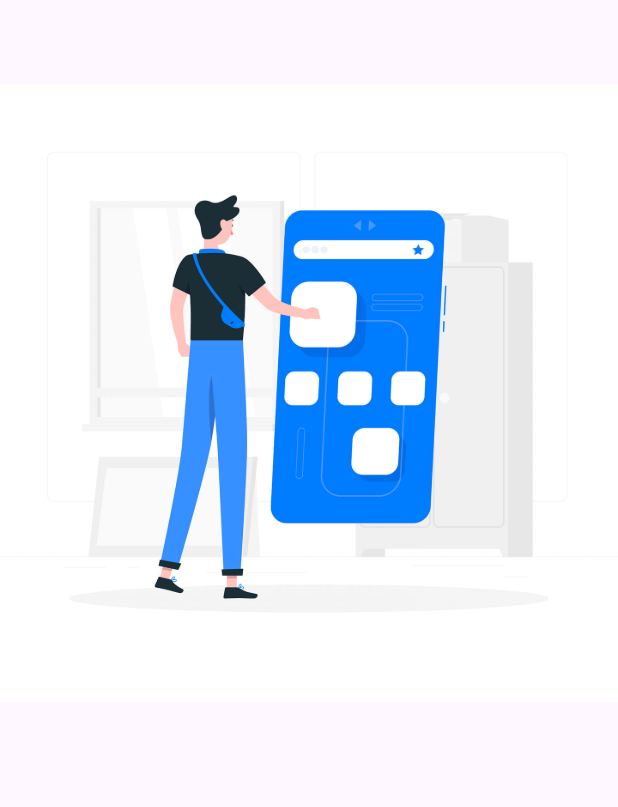
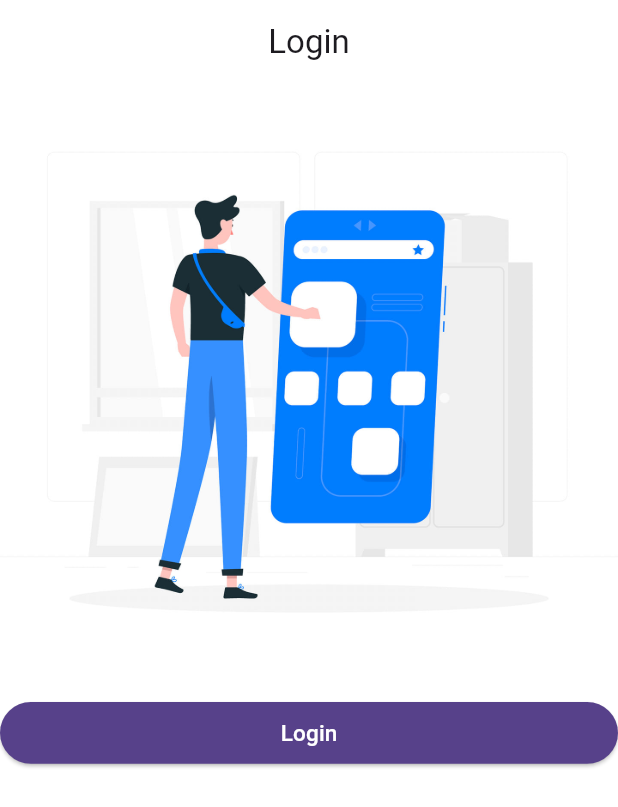
Before and after one commit to EslamMohsen110/loginapp, a Flutter app: the screen it shows after launch, on a phone screen of 412 x 824 dp. Shown: the top 807 px of the screen. Run offline on Flutter 3.47's test engine with Material 3 defaults, Android fonts, the phone set to English and light mode, and no system bars.

Commit message:
Add custom button in login view and title in app bar.

```diff
--- /dev/null
+++ b/lib/resourse/color_constants.dart
@@ -0,0 +1,7 @@
+import 'package:flutter/material.dart';
+
+class ColorConstants {
+  Color cPrimaryColor = Color.fromRGBO(87, 65, 138, 1);
+  Color cWhiteColor = Color.fromRGBO(255, 255, 255, 1.0);
+  Color cBlackColor = Color.fromRGBO(0, 0, 0, 1.0);
+}
--- a/lib/view/login_view.dart
+++ b/lib/view/login_view.dart
@@ -1,4 +1,5 @@
 import 'package:flutter/material.dart';
+import 'package:login/resourse/title_constants.dart';
 import 'package:login/widgets/login_view_widget.dart';
 
 class LoginView extends StatelessWidget {
@@ -7,7 +8,12 @@ class LoginView extends StatelessWidget {
   @override
   Widget build(BuildContext context) {
     return Scaffold(
-      appBar: AppBar(),
+      backgroundColor: Colors.white,
+      appBar: AppBar(
+        backgroundColor: Colors.white,
+        title: Text(TitleConstants.tLogin),
+        centerTitle: true,
+      ),
       body: LoginViewWidget(),
     );
   }
--- /dev/null
+++ b/lib/widgets/custom_button.dart
@@ -0,0 +1,28 @@
+import 'package:flutter/material.dart';
+import 'package:login/resourse/color_constants.dart';
+
+class CustomButton extends StatelessWidget {
+  const CustomButton({super.key, required this.title});
+
+  final String title;
+
+  @override
+  Widget build(BuildContext context) {
+    double height = MediaQuery.of(context).size.height;
+    double width = MediaQuery.of(context).size.width;
+    return Container(
+      width: width,
+      height: height * 0.05,
+      child: ElevatedButton(
+        style: ElevatedButton.styleFrom(
+          backgroundColor: ColorConstants().cPrimaryColor,
+        ),
+        onPressed: () {},
+        child: Text(
+          title,
+          style: TextStyle(color: Colors.white, fontSize: 15),
+        ),
+      ),
+    );
+  }
+}
--- a/lib/widgets/login_view_widget.dart
+++ b/lib/widgets/login_view_widget.dart
@@ -1,5 +1,6 @@
 import 'package:flutter/material.dart';
 import 'package:login/resourse/images_constants.dart';
+import 'package:login/widgets/custom_button.dart';
 import 'package:login/widgets/custom_image.dart';
 
 class LoginViewWidget extends StatelessWidget {
@@ -10,6 +11,7 @@ class LoginViewWidget extends StatelessWidget {
     return Column(
       children: [
         CustomImage(image: ImagesConstants.mOneImage),
+        CustomButton(title: 'Login')
       ],
     );
   }
```
